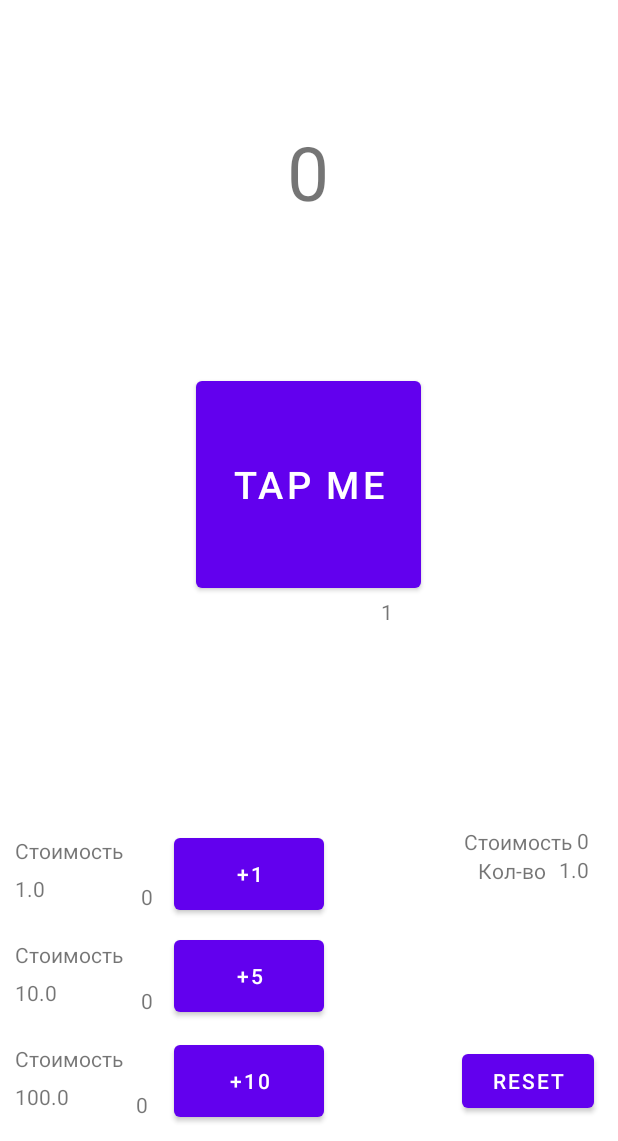
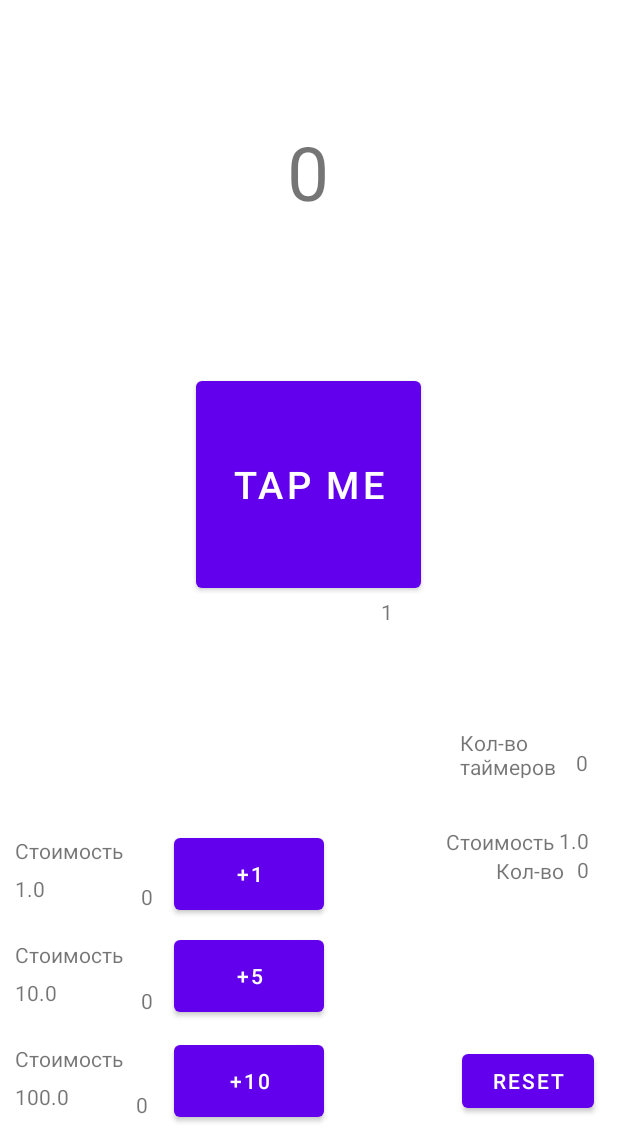
Before and after one commit to Chuchumbrik/androidtest1, an Android app: the screen it shows after launch (MainActivity), on a phone screen of 412 x 824 dp, the part 95-1236 px from its top. Run offline under Robolectric (Android 15) with nearby library versions, the phone set to English and light mode, and no system bars.

Commit message:
Ввел переменную count_timer - считает количество таймеров фдл автокликеров Посредством этого починил автокликер

```diff
--- a/app/src/main/java/space/test/test1/Improve.java
+++ b/app/src/main/java/space/test/test1/Improve.java
@@ -62,12 +62,13 @@ public class Improve extends AppCompatActivity {
             @Override
             public void onClick(View view) {
                 if (MainActivity.count_money >= MainActivity.cost_buy_1_lvl_auto) {
-                    if (!(MainActivity.enabled_buy_1_lvl_auto) && (MainActivity.count_buy_1_lvl_auto == 0)) {
+                    if (!(MainActivity.enabled_buy_1_lvl_auto) && (MainActivity.count_timer == 0)) {
                         timer = new Timer();
                         mTimerTask = new MainActivity.MyTimerTaskAddMoneyAuto();
 
                         timer.schedule(mTimerTask, 1000, 1000);
                         MainActivity.enabled_buy_1_lvl_auto = true;
+                        MainActivity.count_timer ++;
                     }
 
                     MainActivity.count_money -= MainActivity.cost_buy_1_lvl_auto;
--- a/app/src/main/java/space/test/test1/MainActivity.java
+++ b/app/src/main/java/space/test/test1/MainActivity.java
@@ -57,6 +57,8 @@ public class MainActivity extends AppCompatActivity {
     //Переключатель задачи по таймеру автоклика
     public static boolean enabled_buy_1_lvl_auto = false;
 
+    public static int count_timer = 0;
+
 
     Button tap_button;
     Button button_buy_1_lvl;
@@ -86,6 +88,7 @@ public class MainActivity extends AppCompatActivity {
 
     TextView TextView_cost_buy_auto;
     TextView TextView_count_buy_auto;
+    TextView TextView_count_timer;
 
     @Override
     protected void onCreate(Bundle savedInstanceState) {
@@ -105,12 +108,14 @@ public class MainActivity extends AppCompatActivity {
         click_handler();
 
         //Запуск таймера автокликера
-        if (enabled_buy_1_lvl_auto) {
+        if ((enabled_buy_1_lvl_auto) && (count_timer == 0)) {
             timer = new Timer();
             mTimerTask = new MyTimerTaskAddMoneyAuto();
 
             timer.schedule(mTimerTask, 1000, 1000);
+            MainActivity.count_timer ++;
         }
+        output_to_the_screen();
 
         class MyTimerTask extends TimerTask {
             @Override
@@ -120,7 +125,6 @@ public class MainActivity extends AppCompatActivity {
                     public void run() {
                         output_count_money();
                         output_total_score();
-                        TextView_total_score.setText(total_score + "");
                         save_data();
                     }
                 });
@@ -162,6 +166,7 @@ public class MainActivity extends AppCompatActivity {
 
         TextView_cost_buy_auto = (TextView)findViewById(R.id.cost_buy_auto);
         TextView_count_buy_auto = (TextView)findViewById(R.id.count_buy_auto);
+        TextView_count_timer = (TextView)findViewById(R.id.count_timer);
     }
 
 
@@ -180,8 +185,10 @@ public class MainActivity extends AppCompatActivity {
         output_count_money();
         output_total_score();
 
-        TextView_cost_buy_auto.setText(count_buy_1_lvl_auto + "");
-        TextView_count_buy_auto.setText(cost_buy_1_lvl_auto + "");
+        TextView_cost_buy_auto.setText(cost_buy_1_lvl_auto + "");
+        TextView_count_buy_auto.setText(count_buy_1_lvl_auto + "");
+
+        TextView_count_timer.setText(count_timer + "");
     }
 
     void output_total_score() {
--- a/app/src/main/res/layout/activity_main.xml
+++ b/app/src/main/res/layout/activity_main.xml
@@ -236,4 +236,24 @@
         app:layout_constraintEnd_toStartOf="@+id/count_buy_auto"
         app:layout_constraintTop_toBottomOf="@+id/textView3" />
 
+    <TextView
+        android:id="@+id/textView6"
+        android:layout_width="75dp"
+        android:layout_height="33dp"
+        android:layout_marginTop="68dp"
+        android:layout_marginEnd="2dp"
+        android:text="Кол-во таймеров"
+        app:layout_constraintEnd_toStartOf="@+id/count_timer"
+        app:layout_constraintTop_toBottomOf="@+id/add_count_money" />
+
+    <TextView
+        android:id="@+id/count_timer"
+        android:layout_width="wrap_content"
+        android:layout_height="wrap_content"
+        android:layout_marginTop="498dp"
+        android:layout_marginEnd="20dp"
+        android:text="TextView"
+        app:layout_constraintEnd_toEndOf="parent"
+        app:layout_constraintTop_toBottomOf="@+id/shop" />
+
 </androidx.constraintlayout.widget.ConstraintLayout>
```
